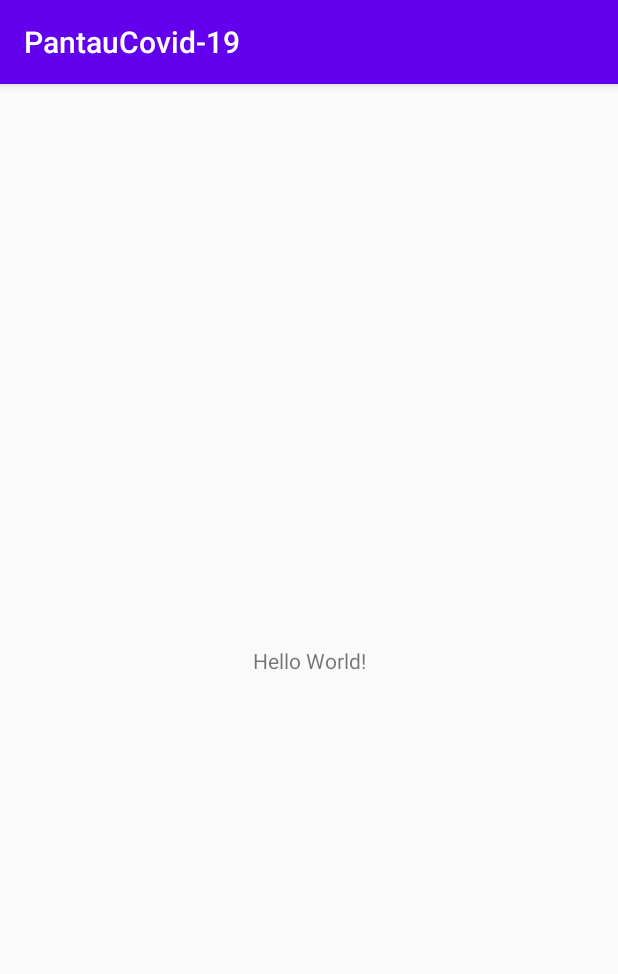
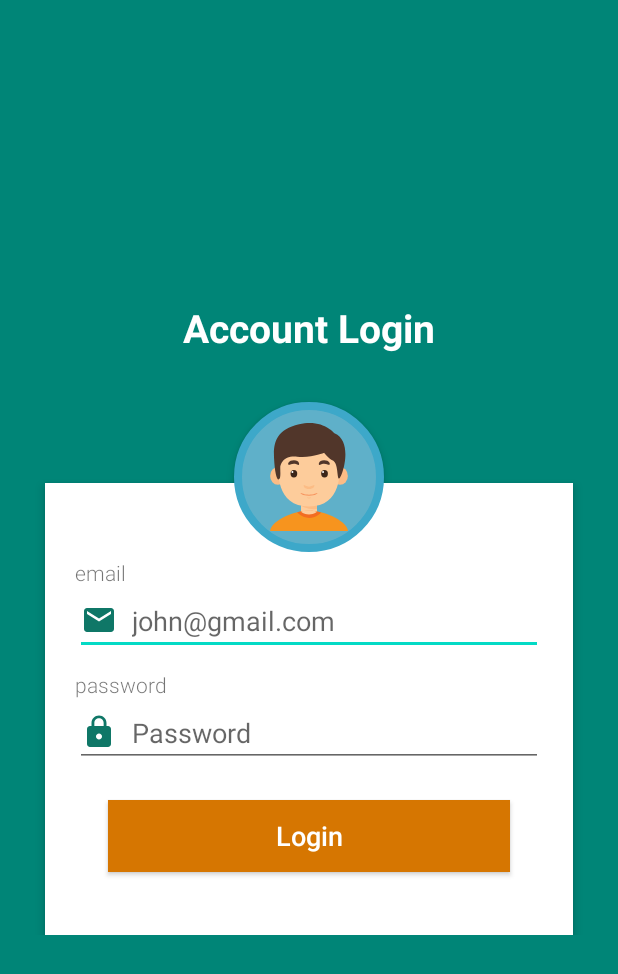
Before and after one commit to ardianjafar/Challange-3, an Android app: the screen it shows after launch (MainActivity before the commit, LoginActivity after it), on a phone screen of 412 x 824 dp. Shown: the top 974 px of the screen. Run offline under Robolectric (Android 15) with nearby library versions, the phone set to English and light mode, and no system bars; our stand-ins replace Firebase (no records; nobody signed in at launch, a user with empty details on screens opened directly).

Commit message:
Menambahkan Fitur Login di dalam Aplikasi

```diff
--- a/app/src/main/AndroidManifest.xml
+++ b/app/src/main/AndroidManifest.xml
@@ -9,7 +9,8 @@
         android:roundIcon="@mipmap/ic_launcher_round"
         android:supportsRtl="true"
         android:theme="@style/AppTheme">
-        <activity android:name=".MainActivity">
+        <activity android:name=".MainActivity"></activity>
+        <activity android:name=".auth.LoginActivity">
             <intent-filter>
                 <action android:name="android.intent.action.MAIN" />
 
--- /dev/null
+++ b/app/src/main/java/id/e/pantaucovid_19/fragment/FragmentGlobal.kt
@@ -0,0 +1,4 @@
+package id.e.pantaucovid_19.fragment
+
+class FragmentGlobal {
+}
--- /dev/null
+++ b/app/src/main/java/id/e/pantaucovid_19/fragment/FragmentIndonesia.kt
@@ -0,0 +1,4 @@
+package id.e.pantaucovid_19.fragment
+
+class FragmentIndonesia {
+}
--- /dev/null
+++ b/app/src/main/res/drawable/ic_boy.xml
@@ -0,0 +1,22 @@
+<vector android:height="72dp" android:viewportHeight="198.496"
+        android:viewportWidth="198.496" android:width="72dp" xmlns:android="http://schemas.android.com/apk/res/android">
+    <path android:fillColor="#FDCC9B" android:pathData="M84.55,148.231h29.395v32.922h-29.395z"/>
+    <path android:fillColor="#FCBC85" android:pathData="M84.551,152.108c0,0 12.365,7.874 29.395,6.05v-9.928H84.551V152.108z"/>
+    <path android:fillColor="#FCBC85" android:pathData="M27.821,97.181a14.343,16.364 0,1 0,28.686 0a14.343,16.364 0,1 0,-28.686 0z"/>
+    <path android:fillColor="#FCBC85" android:pathData="M141.989,97.181a14.343,16.364 0,1 0,28.686 0a14.343,16.364 0,1 0,-28.686 0z"/>
+    <path android:fillColor="#FDCC9B" android:pathData="M156.274,65.925c0,-24.103 -17.637,-41.741 -57.026,-41.741c-39.389,0 -57.026,17.637 -57.026,41.741c0,24.104 -4.115,87.597 57.026,87.597C160.389,153.522 156.274,90.029 156.274,65.925z"/>
+    <path android:fillColor="#3B2519" android:pathData="M65.299,93.262a6.173,6.761 0,1 0,12.346 0a6.173,6.761 0,1 0,-12.346 0z"/>
+    <path android:fillColor="#FFFFFF" android:pathData="M68.781,90.277m-1.846,0a1.846,1.846 0,1 1,3.692 0a1.846,1.846 0,1 1,-3.692 0"/>
+    <path android:fillColor="#51362A" android:pathData="M61.597,76.507c2.919,1.46 7.606,-4.96 18.335,0.625c1.956,1.018 3.123,-8.708 -8.377,-8.708C61.597,68.424 59.833,75.626 61.597,76.507z"/>
+    <path android:fillColor="#3B2519" android:pathData="M121.613,93.262a6.173,6.761 0,1 0,12.346 0a6.173,6.761 0,1 0,-12.346 0z"/>
+    <path android:fillColor="#FFFFFF" android:pathData="M125.095,90.277m-1.846,0a1.846,1.846 0,1 1,3.692 0a1.846,1.846 0,1 1,-3.692 0"/>
+    <path android:fillColor="#51362A" android:pathData="M136.899,76.507c-2.919,1.46 -7.606,-4.96 -18.335,0.625c-1.956,1.018 -3.123,-8.708 8.378,-8.708C136.899,68.424 138.662,75.626 136.899,76.507z"/>
+    <path android:fillColor="#FCBC85" android:pathData="M99.248,117.043c-6.1,0 -9.774,-4.556 -9.774,-2.352c0,2.205 1.764,6.394 9.774,6.394c8.01,0 9.774,-4.189 9.774,-6.394C109.022,112.486 105.347,117.043 99.248,117.043z"/>
+    <path android:fillColor="#FCBC85" android:pathData="M99.248,137.313c-2.11,0 -3.381,-1.576 -3.381,-0.813s0.61,2.211 3.381,2.211c2.771,0 3.38,-1.448 3.38,-2.211S101.357,137.313 99.248,137.313z"/>
+    <path android:fillColor="#F7945E" android:pathData="M99.248,131.696c-9.668,0 -15.493,-3.937 -15.493,-2.939c0,0.998 2.796,4.924 15.493,4.924c12.697,0 15.493,-3.926 15.493,-4.924C114.74,127.759 108.916,131.696 99.248,131.696z"/>
+    <path android:fillColor="#F7941E" android:pathData="M99.248,161.458v37.038H27.821C27.821,183.504 65.444,161.458 99.248,161.458z"/>
+    <path android:fillColor="#F7941E" android:pathData="M99.248,161.458v37.038h71.427C170.675,183.504 133.052,161.458 99.248,161.458z"/>
+    <path android:fillColor="#F36C21" android:pathData="M99.248,161.458c-7.19,0 -14.552,1.005 -21.689,2.72c0.048,0.063 7.916,10.214 21.689,10.214c12.754,0 21.233,-8.693 22.462,-10.03C114.332,162.531 106.698,161.458 99.248,161.458z"/>
+    <path android:fillColor="#FDCC9B" android:pathData="M84.55,162.74c0,0 4.299,5.332 14.697,5.332c10.398,0 14.698,-5.332 14.698,-5.332S98.697,157.189 84.55,162.74z"/>
+    <path android:fillColor="#51362A" android:pathData="M146.132,19.041c0,0 -21.164,-26.896 -65.152,-16.755C36.993,12.426 33.697,38.882 35.02,64.621c1.323,25.74 4.85,40.84 9.022,38.974c4.172,-1.867 2.001,-18.857 2.442,-22.778c0.441,-3.921 4.409,-21.653 31.162,-19.007c26.752,2.646 49.296,-7.055 49.296,-7.055s9.075,11.471 15.047,13.669c11.934,4.391 8.02,33.67 12.696,33.67S182.288,34.473 146.132,19.041z"/>
+</vector>
--- /dev/null
+++ b/app/src/main/res/drawable/ic_email.xml
@@ -0,0 +1,5 @@
+<vector android:height="24dp" android:tint="#0F7767"
+        android:viewportHeight="24.0" android:viewportWidth="24.0"
+        android:width="24dp" xmlns:android="http://schemas.android.com/apk/res/android">
+    <path android:fillColor="#FF000000" android:pathData="M20,4L4,4c-1.1,0 -1.99,0.9 -1.99,2L2,18c0,1.1 0.9,2 2,2h16c1.1,0 2,-0.9 2,-2L22,6c0,-1.1 -0.9,-2 -2,-2zM20,8l-8,5 -8,-5L4,6l8,5 8,-5v2z"/>
+</vector>
--- /dev/null
+++ b/app/src/main/res/drawable/ic_lock.xml
@@ -0,0 +1,5 @@
+<vector android:height="24dp" android:tint="#0F7767"
+        android:viewportHeight="24.0" android:viewportWidth="24.0"
+        android:width="24dp" xmlns:android="http://schemas.android.com/apk/res/android">
+    <path android:fillColor="#FF000000" android:pathData="M18,8h-1L17,6c0,-2.76 -2.24,-5 -5,-5S7,3.24 7,6v2L6,8c-1.1,0 -2,0.9 -2,2v10c0,1.1 0.9,2 2,2h12c1.1,0 2,-0.9 2,-2L20,10c0,-1.1 -0.9,-2 -2,-2zM12,17c-1.1,0 -2,-0.9 -2,-2s0.9,-2 2,-2 2,0.9 2,2 -0.9,2 -2,2zM15.1,8L8.9,8L8.9,6c0,-1.71 1.39,-3.1 3.1,-3.1 1.71,0 3.1,1.39 3.1,3.1v2z"/>
+</vector>
--- /dev/null
+++ b/app/src/main/res/drawable/user_profile_image_background.xml
@@ -0,0 +1,14 @@
+<?xml version="1.0" encoding="utf-8"?>
+<shape xmlns:android="http://schemas.android.com/apk/res/android"
+       android:shape="rectangle">
+    <corners android:radius="1000dp" />
+    <solid android:color="#5fb0c9" />
+    <stroke
+            android:width="5dip"
+            android:color="#3da8c9" />
+    <padding
+            android:bottom="4dp"
+            android:left="4dp"
+            android:right="4dp"
+            android:top="4dp" />
+</shape>
--- /dev/null
+++ b/app/src/main/res/layout/activity_login.xml
@@ -0,0 +1,118 @@
+<?xml version="1.0" encoding="utf-8"?>
+<RelativeLayout xmlns:android="http://schemas.android.com/apk/res/android"
+    xmlns:tools="http://schemas.android.com/tools"
+    android:layout_width="match_parent"
+    android:layout_height="match_parent"
+    android:background="#008577"
+    android:orientation="vertical"
+    tools:context=".auth.LoginActivity"
+    android:scrollbarAlwaysDrawVerticalTrack="true">
+
+    <RelativeLayout
+        android:id="@+id/loginLayout"
+        android:layout_centerInParent="true"
+        android:layout_width="match_parent"
+        android:layout_height="wrap_content">
+
+        <TextView
+            android:id="@+id/login_title"
+            android:layout_width="fill_parent"
+            android:layout_height="wrap_content"
+            android:layout_marginBottom="16dp"
+            android:gravity="center_horizontal"
+            android:text="Account Login"
+            android:textColor="#fff"
+            android:textSize="26sp"
+            android:textStyle="bold"/>
+
+        <RelativeLayout
+            android:layout_width="fill_parent"
+            android:layout_height="wrap_content"
+            android:layout_below="@+id/login_title"
+            android:layout_marginLeft="30dp"
+            android:layout_marginRight="30dp"
+            android:layout_marginTop="70dp"
+            android:background="#fff"
+            android:elevation="4dp"
+            android:orientation="vertical"
+            android:padding="20dp">
+
+            <LinearLayout
+                android:layout_width="fill_parent"
+                android:layout_height="wrap_content"
+                android:orientation="vertical"
+                android:paddingTop="30dp">
+
+
+                <TextView
+                    android:labelFor="@id/text_email"
+                    android:text="email"
+                    android:fontFamily="sans-serif-light"
+                    android:layout_width="wrap_content"
+                    android:layout_height="wrap_content"/>
+
+                <EditText
+                    android:id="@+id/text_email"
+                    android:layout_width="fill_parent"
+                    android:layout_height="wrap_content"
+                    android:drawableLeft="@drawable/ic_email"
+                    android:drawablePadding="10dp"
+                    android:singleLine="true"
+                    android:layout_marginBottom="10dp"
+                    android:hint="john@gmail.com"
+                    android:inputType="textEmailAddress"/>
+
+                <TextView
+                    android:labelFor="@id/edit_text_password"
+                    android:text="password"
+                    android:fontFamily="sans-serif-light"
+                    android:layout_width="wrap_content"
+                    android:layout_height="wrap_content"/>
+
+                <EditText
+                    android:drawablePadding="10dp"
+                    android:layout_width="fill_parent"
+                    android:layout_height="wrap_content"
+                    android:singleLine="true"
+                    android:id="@+id/edit_text_password"
+                    android:drawableLeft="@drawable/ic_lock"
+                    android:hint="Password"
+                    android:inputType="textPassword"/>
+
+
+                <Button
+                    android:id="@+id/button_sign_in"
+                    android:layout_width="fill_parent"
+                    android:layout_height="wrap_content"
+                    android:layout_margin="22dp"
+                    android:background="#d67601"
+                    android:text="Login"
+                    android:textAllCaps="false"
+                    android:textColor="#fff"
+                    android:textSize="18sp"/>
+
+            </LinearLayout>
+
+        </RelativeLayout>
+
+        <ImageButton
+            android:id="@+id/user_profile_photo"
+            android:layout_width="100dp"
+            android:layout_height="100dp"
+            android:layout_below="@+id/login_title"
+            android:layout_centerHorizontal="true"
+            android:layout_marginTop="16dp"
+            android:background="@drawable/user_profile_image_background"
+            android:elevation="4dp"
+            android:src="@drawable/ic_boy"/>
+
+    </RelativeLayout>
+
+    <ProgressBar
+        android:id="@+id/progressbar"
+        android:visibility="gone"
+        android:layout_centerInParent="true"
+        android:layout_width="wrap_content"
+        android:layout_height="wrap_content"/>
+
+</RelativeLayout>
--- a/app/src/main/res/layout/activity_main.xml
+++ b/app/src/main/res/layout/activity_main.xml
@@ -1,18 +1,21 @@
 <?xml version="1.0" encoding="utf-8"?>
-<androidx.constraintlayout.widget.ConstraintLayout xmlns:android="http://schemas.android.com/apk/res/android"
-    xmlns:app="http://schemas.android.com/apk/res-auto"
-    xmlns:tools="http://schemas.android.com/tools"
+<LinearLayout xmlns:android="http://schemas.android.com/apk/res/android"
     android:layout_width="match_parent"
     android:layout_height="match_parent"
+    xmlns:tools="http://schemas.android.com/tools"
+    android:orientation="vertical"
     tools:context=".MainActivity">
-
-    <TextView
-        android:layout_width="wrap_content"
-        android:layout_height="wrap_content"
-        android:text="Hello World!"
-        app:layout_constraintBottom_toBottomOf="parent"
-        app:layout_constraintLeft_toLeftOf="parent"
-        app:layout_constraintRight_toRightOf="parent"
-        app:layout_constraintTop_toTopOf="parent" />
-
-</androidx.constraintlayout.widget.ConstraintLayout>
+    <androidx.viewpager2.widget.ViewPager2
+        android:id="@+id/view_pager"
+        android:layout_width="match_parent"
+        android:layout_height="0dp"
+        android:layout_weight="1" />
+    <View
+        android:layout_width="match_parent"
+        android:layout_height="1.5dp"
+        android:background="#F5F5F5"></View>
+    <com.google.android.material.tabs.TabLayout
+        android:id="@+id/tab_layout"
+        android:layout_width="match_parent"
+        android:layout_height="wrap_content" />
+</LinearLayout>
--- /dev/null
+++ b/app/src/main/res/layout/fragment_global.xml
@@ -0,0 +1,6 @@
+<?xml version="1.0" encoding="utf-8"?>
+<LinearLayout xmlns:android="http://schemas.android.com/apk/res/android"
+    android:orientation="vertical" android:layout_width="match_parent"
+    android:layout_height="match_parent">
+
+</LinearLayout>
--- /dev/null
+++ b/app/src/main/res/layout/fragment_indonesia.xml
@@ -0,0 +1,6 @@
+<?xml version="1.0" encoding="utf-8"?>
+<androidx.constraintlayout.widget.ConstraintLayout
+    xmlns:android="http://schemas.android.com/apk/res/android" android:layout_width="match_parent"
+    android:layout_height="match_parent">
+
+</androidx.constraintlayout.widget.ConstraintLayout>
--- a/app/src/main/res/values/styles.xml
+++ b/app/src/main/res/values/styles.xml
@@ -1,6 +1,6 @@
 <resources>
     <!-- Base application theme. -->
-    <style name="AppTheme" parent="Theme.AppCompat.Light.DarkActionBar">
+    <style name="AppTheme" parent="Theme.AppCompat.Light.NoActionBar">
         <!-- Customize your theme here. -->
         <item name="colorPrimary">@color/colorPrimary</item>
         <item name="colorPrimaryDark">@color/colorPrimaryDark</item>
--- a/build.gradle
+++ b/build.gradle
@@ -8,6 +8,7 @@ buildscript {
     dependencies {
         classpath "com.android.tools.build:gradle:4.0.0"
         classpath "org.jetbrains.kotlin:kotlin-gradle-plugin:$kotlin_version"
+        classpath 'com.google.gms:google-services:4.3.3'
 
         // NOTE: Do not place your application dependencies here; they belong
         // in the individual module build.gradle files
```
Also changed, not shown: app/build.gradle (+7 -0 lines), app/src/main/java/id/e/pantaucovid_19/auth/Helper.kt (added, +7 -0 lines), app/src/main/java/id/e/pantaucovid_19/auth/LoginActivity.kt (added, +65 -0 lines), app/src/main/res/drawable/ic_home.xml (added, +33 -0 lines), app/src/main/res/drawable/ic_phone.xml (added, +9 -0 lines), app/src/main/res/drawable/ic_point.xml (added, +9 -0 lines), 1 other file.
